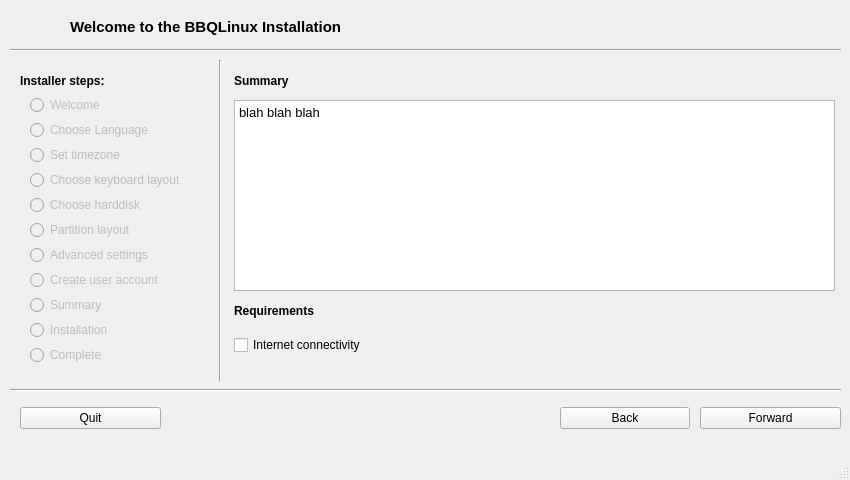
bbqlinux/bbqlinux-installer, file src/usr/share/bbqlinux-installer/qt_interface.ui: the form before one commit.
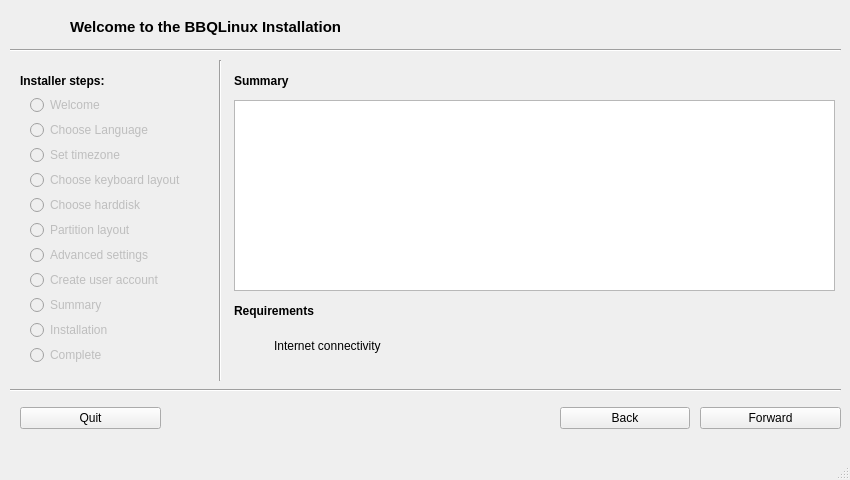
The form after the commit. The open tabs and pages were chosen to show the change. Icons and pictures are not drawn.

Commit message: finish summary page, check for internet connectivity

What changed in the file:
```diff
--- a/src/usr/share/bbqlinux-installer/qt_interface.ui
+++ b/src/usr/share/bbqlinux-installer/qt_interface.ui
@@ -786,7 +786,10 @@
 &lt;html&gt;&lt;head&gt;&lt;meta name=&quot;qrichtext&quot; content=&quot;1&quot; /&gt;&lt;style type=&quot;text/css&quot;&gt;
 p, li { white-space: pre-wrap; }
 &lt;/style&gt;&lt;/head&gt;&lt;body style=&quot; font-family:'Droid Sans'; font-size:10pt; font-weight:400; font-style:normal;&quot;&gt;
-&lt;p style=&quot; margin-top:0px; margin-bottom:0px; margin-left:0px; margin-right:0px; -qt-block-indent:0; text-indent:0px;&quot;&gt;blah blah blah&lt;/p&gt;&lt;/body&gt;&lt;/html&gt;</string>
+&lt;p style=&quot;-qt-paragraph-type:empty; margin-top:0px; margin-bottom:0px; margin-left:0px; margin-right:0px; -qt-block-indent:0; text-indent:0px;&quot;&gt;&lt;br /&gt;&lt;/p&gt;&lt;/body&gt;&lt;/html&gt;</string>
+         </property>
+         <property name="textInteractionFlags">
+          <set>Qt::TextSelectableByKeyboard|Qt::TextSelectableByMouse</set>
          </property>
         </widget>
         <widget class="QWidget" name="verticalLayoutWidget_26">
@@ -842,15 +845,43 @@
         <widget class="QWidget" name="verticalLayoutWidget_28">
          <property name="geometry">
           <rect>
-           <x>10</x>
+           <x>20</x>
            <y>270</y>
-           <width>451</width>
+           <width>31</width>
            <height>31</height>
           </rect>
          </property>
          <layout class="QVBoxLayout" name="verticalLayout_28">
           <item>
-           <widget class="QCheckBox" name="checkBox">
+           <widget class="QLabel" name="connectivityIcon">
+            <property name="layoutDirection">
+             <enum>Qt::LeftToRight</enum>
+            </property>
+            <property name="text">
+             <string/>
+            </property>
+            <property name="pixmap">
+             <pixmap resource="qt_resources.qrc">:/actions/icons/actions/dialog-no-2.png</pixmap>
+            </property>
+            <property name="alignment">
+             <set>Qt::AlignCenter</set>
+            </property>
+           </widget>
+          </item>
+         </layout>
+        </widget>
+        <widget class="QWidget" name="verticalLayoutWidget_34">
+         <property name="geometry">
+          <rect>
+           <x>50</x>
+           <y>270</y>
+           <width>411</width>
+           <height>31</height>
+          </rect>
+         </property>
+         <layout class="QVBoxLayout" name="verticalLayout_34">
+          <item>
+           <widget class="QLabel" name="label_19">
             <property name="text">
              <string>Internet connectivity</string>
             </property>
```
Left out of the diff: 20 changed lines with no effect on the pictures. The commit also changes 2 other files.
